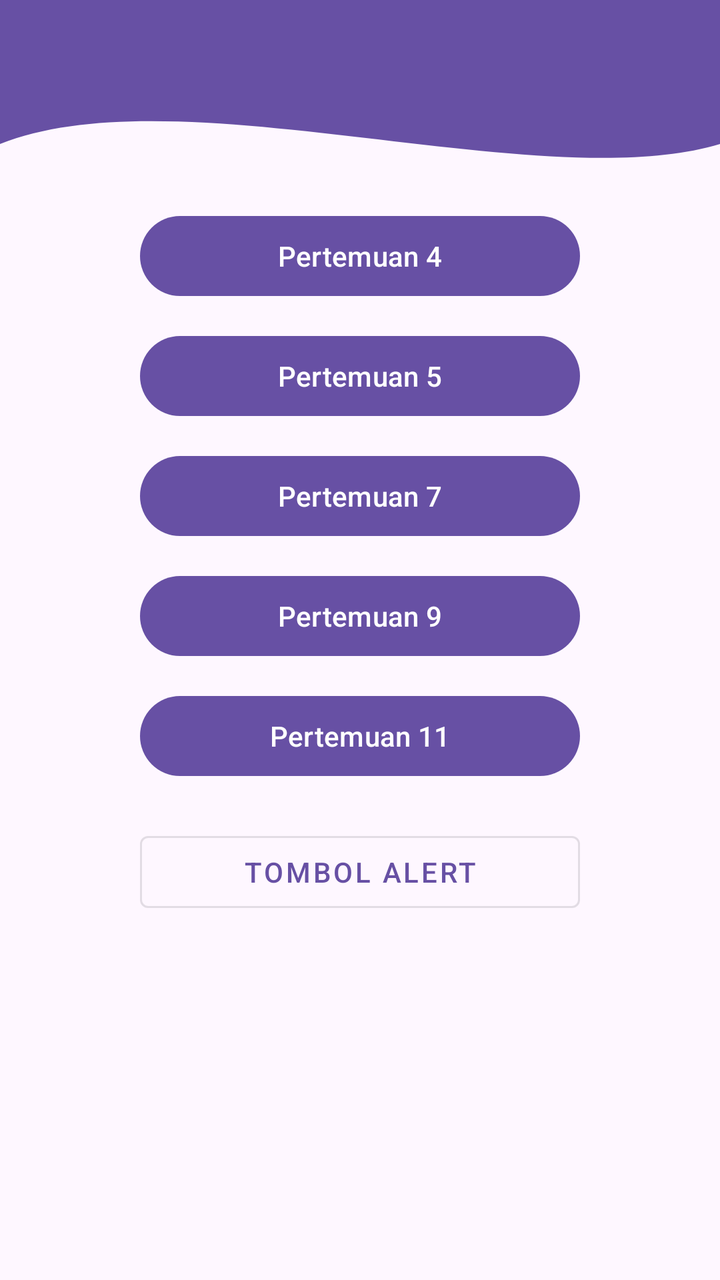
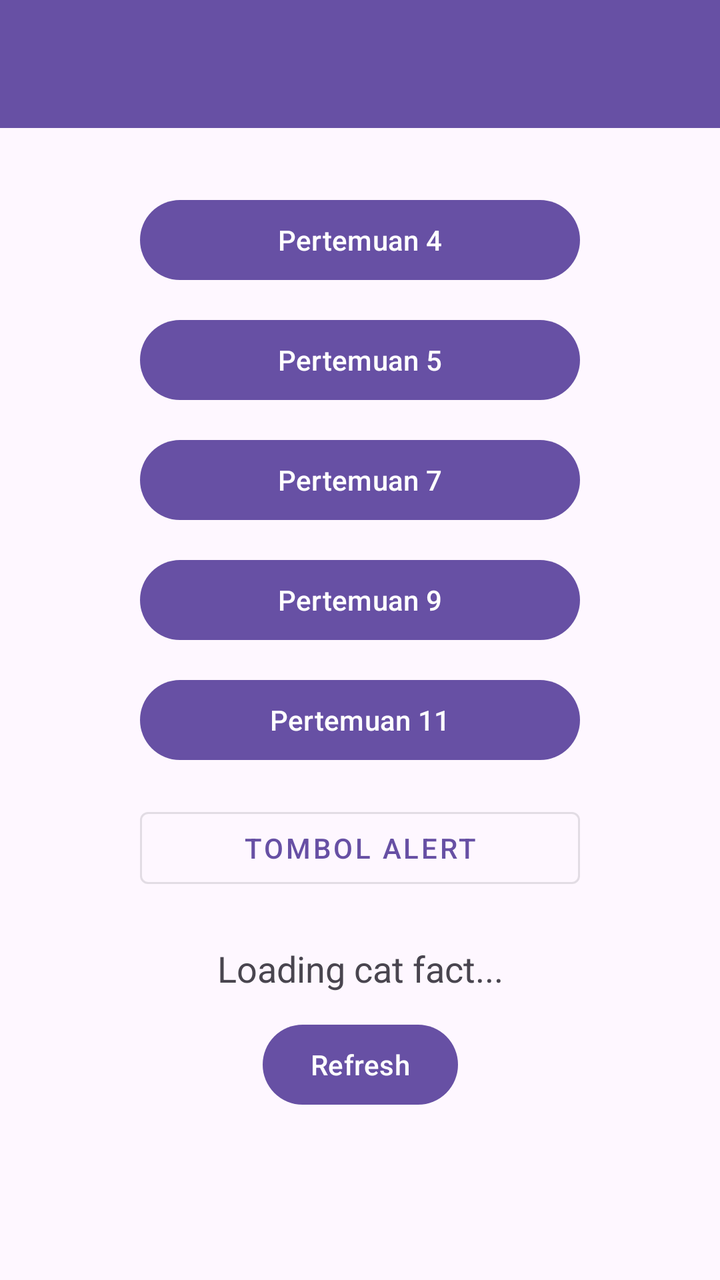

Two renders of the same Android screen: before a commit and after it. Below are the layout's source before the change and the commit's diff.
<!-- AndroidManifest.xml: application theme Theme.Victor3TIE -->
<!-- res/layout/fragment_home.xml -->
<?xml version="1.0" encoding="utf-8"?>
<androidx.constraintlayout.widget.ConstraintLayout xmlns:android="http://schemas.android.com/apk/res/android"
    xmlns:app="http://schemas.android.com/apk/res-auto"
    xmlns:tools="http://schemas.android.com/tools"
    android:layout_width="match_parent"
    android:layout_height="match_parent"
    tools:context=".Home.HomeFragment">

    
    <View
        android:id="@+id/background_header"
        android:layout_width="0dp"
        android:layout_height="180dp"
        android:background="@drawable/bg_header_wave"
        app:layout_constraintEnd_toEndOf="parent"
        app:layout_constraintStart_toStartOf="parent"
        app:layout_constraintTop_toTopOf="parent" />

    <androidx.appcompat.widget.Toolbar
        android:id="@+id/toolbar"
        android:layout_width="match_parent"
        android:layout_height="?attr/actionBarSize"
        android:background="@android:color/transparent"
        app:layout_constraintEnd_toEndOf="parent"
        app:layout_constraintStart_toStartOf="parent"
        app:layout_constraintTop_toTopOf="parent"
        app:subtitleTextColor="@android:color/white"
        app:titleTextColor="@android:color/white" />

    <androidx.core.widget.NestedScrollView
        android:layout_width="0dp"
        android:layout_height="0dp"
        android:clipToPadding="false"
        android:paddingTop="16dp"
        android:paddingBottom="24dp"
        app:layout_constraintBottom_toBottomOf="parent"
        app:layout_constraintEnd_toEndOf="parent"
        app:layout_constraintStart_toStartOf="parent"
        app:layout_constraintTop_toBottomOf="@+id/toolbar">

        <LinearLayout
            android:layout_width="match_parent"
            android:layout_height="wrap_content"
            android:gravity="center_horizontal"
            android:orientation="vertical"
            android:paddingHorizontal="24dp">

            <com.google.android.material.button.MaterialButton
                android:id="@+id/btnToFourth"
                android:layout_width="220dp"
                android:layout_height="wrap_content"
                android:layout_marginTop="24dp"
                android:text="Pertemuan 4" />

            <com.google.android.material.button.MaterialButton
                android:id="@+id/btnToFifth"
                android:layout_width="220dp"
                android:layout_height="wrap_content"
                android:layout_marginTop="12dp"
                android:text="Pertemuan 5" />

            <com.google.android.material.button.MaterialButton
                android:id="@+id/btnToSeventh"
                android:layout_width="220dp"
                android:layout_height="wrap_content"
                android:layout_marginTop="12dp"
                android:text="Pertemuan 7" />

            <com.google.android.material.button.MaterialButton
                android:id="@+id/btnToNinth"
                android:layout_width="220dp"
                android:layout_height="wrap_content"
                android:layout_marginTop="12dp"
                android:text="Pertemuan 9" />

            <com.google.android.material.button.MaterialButton
                android:id="@+id/btnToEleventh"
                android:layout_width="220dp"
                android:layout_height="wrap_content"
                android:layout_marginTop="12dp"
                android:text="Pertemuan 11" />

            <com.google.android.material.button.MaterialButton
                android:id="@+id/btnShowAlertDialog"
                style="@style/Widget.MaterialComponents.Button.OutlinedButton"
                android:layout_width="220dp"
                android:layout_height="wrap_content"
                android:layout_marginTop="20dp"
                android:text="Tombol Alert" />

        </LinearLayout>
    </androidx.core.widget.NestedScrollView>

</androidx.constraintlayout.widget.ConstraintLayout>
<!-- resources referenced by this layout -->
<resources>
  <!-- drawable bg_header_wave (drawable) -->
  <?xml version="1.0" encoding="utf-8"?>
  <vector xmlns:android="http://schemas.android.com/apk/res/android"
      android:width="100dp"
      android:height="100dp"
      android:viewportWidth="100"
      android:viewportHeight="100">
      
      <path
          android:fillColor="?attr/colorPrimary"
          android:pathData="
              M0,0
              L100,0
              L100,40
              C 75,55
                25,20
                0,40
              Z" />
  </vector>
  <style name="Theme.Victor3TIE" parent="Base.Theme.Victor3TIE" />
  <style name="Base.Theme.Victor3TIE" parent="Theme.Material3.DayNight.NoActionBar">
          
          
      </style>
</resources>

<!-- the commit's change to res/layout/fragment_home.xml (unified diff, before → after) -->
@@ -1,94 +1,137 @@
 <?xml version="1.0" encoding="utf-8"?>
-<androidx.constraintlayout.widget.ConstraintLayout xmlns:android="http://schemas.android.com/apk/res/android"
+<androidx.coordinatorlayout.widget.CoordinatorLayout xmlns:android="http://schemas.android.com/apk/res/android"
     xmlns:app="http://schemas.android.com/apk/res-auto"
     xmlns:tools="http://schemas.android.com/tools"
     android:layout_width="match_parent"
     android:layout_height="match_parent"
     tools:context=".Home.HomeFragment">
 
-    
-    <View
-        android:id="@+id/background_header"
-        android:layout_width="0dp"
-        android:layout_height="180dp"
-        android:background="@drawable/bg_header_wave"
-        app:layout_constraintEnd_toEndOf="parent"
-        app:layout_constraintStart_toStartOf="parent"
-        app:layout_constraintTop_toTopOf="parent" />
+    <com.google.android.material.appbar.AppBarLayout
+        android:id="@+id/appBarLayout"
+        android:layout_width="match_parent"
+        android:layout_height="wrap_content"
+        android:theme="@style/ThemeOverlay.AppCompat.Dark.ActionBar">
 
-    <androidx.appcompat.widget.Toolbar
-        android:id="@+id/toolbar"
-        android:layout_width="match_parent"
-        android:layout_height="?attr/actionBarSize"
-        android:background="@android:color/transparent"
-        app:layout_constraintEnd_toEndOf="parent"
-        app:layout_constraintStart_toStartOf="parent"
-        app:layout_constraintTop_toTopOf="parent"
-        app:subtitleTextColor="@android:color/white"
-        app:titleTextColor="@android:color/white" />
+        <androidx.appcompat.widget.Toolbar
+            android:id="@+id/toolbar"
+            android:layout_width="match_parent"
+            android:layout_height="?attr/actionBarSize"
+            android:background="?attr/colorPrimary"
+            app:layout_scrollFlags="scroll|enterAlways"
+            app:subtitleTextColor="@android:color/white"
+            app:titleTextColor="@android:color/white" />
+
+    </com.google.android.material.appbar.AppBarLayout>
 
     <androidx.core.widget.NestedScrollView
-        android:layout_width="0dp"
-        android:layout_height="0dp"
-        android:clipToPadding="false"
-        android:paddingTop="16dp"
-        android:paddingBottom="24dp"
-        app:layout_constraintBottom_toBottomOf="parent"
-        app:layout_constraintEnd_toEndOf="parent"
-        app:layout_constraintStart_toStartOf="parent"
-        app:layout_constraintTop_toBottomOf="@+id/toolbar">
+        android:layout_width="match_parent"
+        android:layout_height="match_parent"
+        android:fillViewport="true"
+        app:layout_behavior="@string/appbar_scrolling_view_behavior">
 
-        <LinearLayout
+        <androidx.constraintlayout.widget.ConstraintLayout
             android:layout_width="match_parent"
             android:layout_height="wrap_content"
-            android:gravity="center_horizontal"
-            android:orientation="vertical"
-            android:paddingHorizontal="24dp">
+            android:padding="16dp">
 
             <com.google.android.material.button.MaterialButton
                 android:id="@+id/btnToFourth"
                 android:layout_width="220dp"
                 android:layout_height="wrap_content"
-                android:layout_marginTop="24dp"
-                android:text="Pertemuan 4" />
+                android:layout_marginTop="16dp"
+                android:text="Pertemuan 4"
+                app:layout_constraintEnd_toEndOf="parent"
+                app:layout_constraintStart_toStartOf="parent"
+                app:layout_constraintTop_toTopOf="parent" />
 
             <com.google.android.material.button.MaterialButton
                 android:id="@+id/btnToFifth"
                 android:layout_width="220dp"
                 android:layout_height="wrap_content"
                 android:layout_marginTop="12dp"
-                android:text="Pertemuan 5" />
+                android:text="Pertemuan 5"
+                app:layout_constraintEnd_toEndOf="parent"
+                app:layout_constraintStart_toStartOf="parent"
+                app:layout_constraintTop_toBottomOf="@+id/btnToFourth" />
 
             <com.google.android.material.button.MaterialButton
                 android:id="@+id/btnToSeventh"
                 android:layout_width="220dp"
                 android:layout_height="wrap_content"
                 android:layout_marginTop="12dp"
-                android:text="Pertemuan 7" />
+                android:text="Pertemuan 7"
+                app:layout_constraintEnd_toEndOf="parent"
+                app:layout_constraintStart_toStartOf="parent"
+                app:layout_constraintTop_toBottomOf="@+id/btnToFifth" />
 
             <com.google.android.material.button.MaterialButton
                 android:id="@+id/btnToNinth"
                 android:layout_width="220dp"
                 android:layout_height="wrap_content"
                 android:layout_marginTop="12dp"
-                android:text="Pertemuan 9" />
+                android:text="Pertemuan 9"
+                app:layout_constraintEnd_toEndOf="parent"
+                app:layout_constraintStart_toStartOf="parent"
+                app:layout_constraintTop_toBottomOf="@+id/btnToSeventh" />
 
             <com.google.android.material.button.MaterialButton
                 android:id="@+id/btnToEleventh"
                 android:layout_width="220dp"
                 android:layout_height="wrap_content"
                 android:layout_marginTop="12dp"
-                android:text="Pertemuan 11" />
+                android:text="Pertemuan 11"
+                app:layout_constraintEnd_toEndOf="parent"
+                app:layout_constraintStart_toStartOf="parent"
+                app:layout_constraintTop_toBottomOf="@+id/btnToNinth" />
 
             <com.google.android.material.button.MaterialButton
                 android:id="@+id/btnShowAlertDialog"
                 style="@style/Widget.MaterialComponents.Button.OutlinedButton"
                 android:layout_width="220dp"
                 android:layout_height="wrap_content"
-                android:layout_marginTop="20dp"
-                android:text="Tombol Alert" />
+                android:layout_marginTop="16dp"
+                android:text="Tombol Alert"
+                app:layout_constraintEnd_toEndOf="parent"
+                app:layout_constraintStart_toStartOf="parent"
+                app:layout_constraintTop_toBottomOf="@+id/btnToEleventh" />
 
-        </LinearLayout>
+            <TextView
+                android:id="@+id/tvCatFact"
+                android:layout_width="0dp"
+                android:layout_height="wrap_content"
+                android:layout_marginTop="24dp"
+                android:gravity="center"
+                android:text="Loading cat fact..."
+                android:textAlignment="center"
+                android:textSize="18sp"
+                app:layout_constraintEnd_toEndOf="parent"
+                app:layout_constraintStart_toStartOf="parent"
+                app:layout_constraintTop_toBottomOf="@+id/btnShowAlertDialog" />
+
+            <Button
+                android:id="@+id/btnRefresh"
+                android:layout_width="wrap_content"
+                android:layout_height="wrap_content"
+                android:layout_marginTop="12dp"
+                android:text="Refresh"
+                app:layout_constraintEnd_toEndOf="parent"
+                app:layout_constraintStart_toStartOf="parent"
+                app:layout_constraintTop_toBottomOf="@+id/tvCatFact" />
+
+            <androidx.recyclerview.widget.RecyclerView
+                android:id="@+id/rvGallery"
+                android:layout_width="0dp"
+                android:layout_height="wrap_content"
+                android:layout_marginTop="16dp"
+                android:nestedScrollingEnabled="false"
+                android:padding="8dp"
+                app:layout_constraintBottom_toBottomOf="parent"
+                app:layout_constraintEnd_toEndOf="parent"
+                app:layout_constraintStart_toStartOf="parent"
+                app:layout_constraintTop_toBottomOf="@+id/btnRefresh" />
+
+        </androidx.constraintlayout.widget.ConstraintLayout>
+
     </androidx.core.widget.NestedScrollView>
 
-</androidx.constraintlayout.widget.ConstraintLayout>
+</androidx.coordinatorlayout.widget.CoordinatorLayout>
<!-- resource entries referenced after the edit -->
@@ -1,24 +1,5 @@
 <!-- resources referenced by this layout -->
 <resources>
-  <!-- drawable bg_header_wave (drawable) -->
-  <?xml version="1.0" encoding="utf-8"?>
-  <vector xmlns:android="http://schemas.android.com/apk/res/android"
-      android:width="100dp"
-      android:height="100dp"
-      android:viewportWidth="100"
-      android:viewportHeight="100">
-      
-      <path
-          android:fillColor="?attr/colorPrimary"
-          android:pathData="
-              M0,0
-              L100,0
-              L100,40
-              C 75,55
-                25,20
-                0,40
-              Z" />
-  </vector>
   <style name="Theme.Victor3TIE" parent="Base.Theme.Victor3TIE" />
   <style name="Base.Theme.Victor3TIE" parent="Theme.Material3.DayNight.NoActionBar">
           
